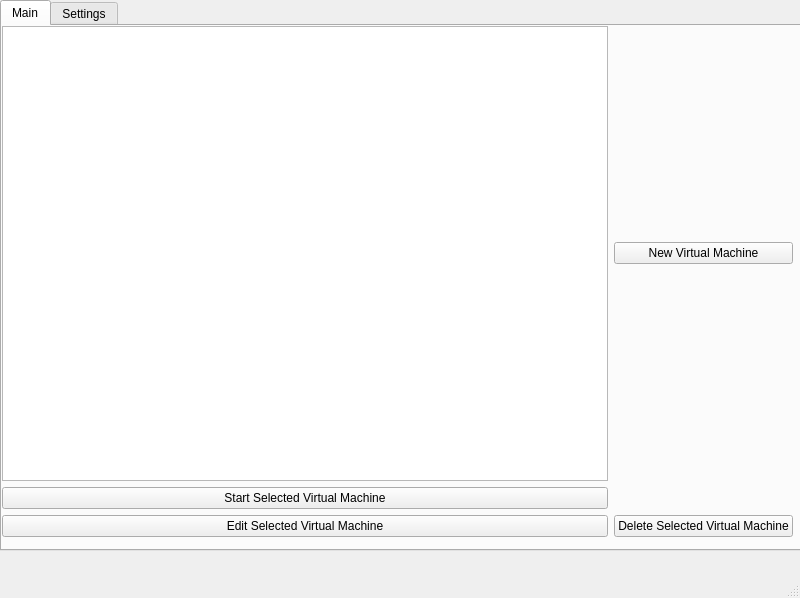
First picture: the form in ui/Main.ui, repository Tech-FZ/EmuGUI, before the edit.
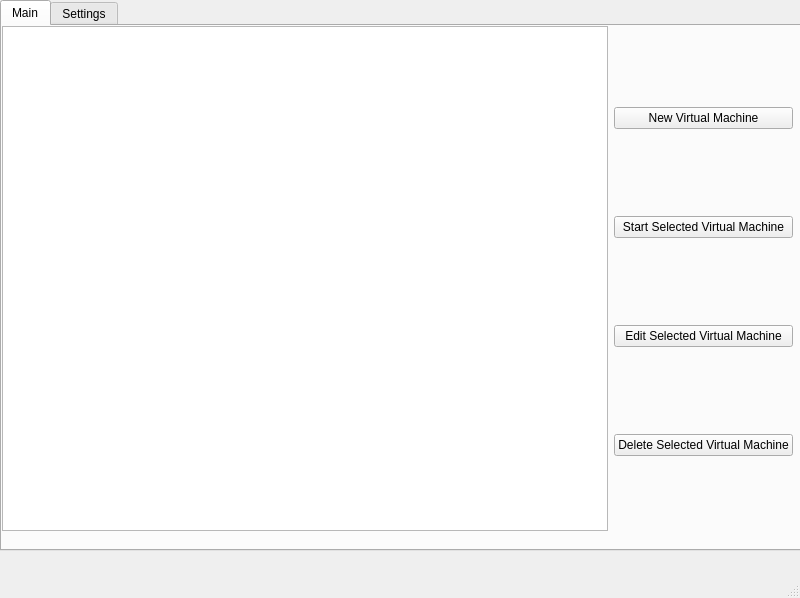
Second picture: the form after the edit.

Commit message: Enhance Main UI

Patch:
```diff
--- a/ui/Main.ui
+++ b/ui/Main.ui
@@ -49,36 +49,40 @@
           </rect>
          </property>
          <layout class="QGridLayout" name="gridLayout_4">
-          <item row="1" column="0">
+          <item row="0" column="0">
+           <widget class="QListView" name="listView"/>
+          </item>
+          <item row="0" column="1" rowspan="2">
+           <layout class="QVBoxLayout" name="verticalLayout">
+            <item>
+             <widget class="QPushButton" name="pushButton_8">
+              <property name="text">
+               <string>New Virtual Machine</string>
+              </property>
+             </widget>
+            </item>
+            <item>
            <widget class="QPushButton" name="pushButton_9">
             <property name="text">
              <string>Start Selected Virtual Machine</string>
             </property>
            </widget>
           </item>
-          <item row="2" column="1">
-           <widget class="QPushButton" name="pushButton_11">
-            <property name="text">
-             <string>Delete Selected Virtual Machine</string>
-            </property>
-           </widget>
-          </item>
-          <item row="2" column="0">
+            <item>
            <widget class="QPushButton" name="pushButton_10">
             <property name="text">
              <string>Edit Selected Virtual Machine</string>
             </property>
            </widget>
           </item>
-          <item row="0" column="0">
-           <widget class="QListView" name="listView"/>
-          </item>
-          <item row="0" column="1">
-           <widget class="QPushButton" name="pushButton_8">
+            <item>
+             <widget class="QPushButton" name="pushButton_11">
             <property name="text">
-             <string>New Virtual Machine</string>
-            </property>
-           </widget>
+               <string>Delete Selected Virtual Machine</string>
+              </property>
+             </widget>
+            </item>
+           </layout>
           </item>
          </layout>
         </widget>
```
Left out of the diff: 2 changed lines with no effect on the pictures. Lines whose indentation alone changed are shown as unchanged. The commit also changes 7 other files.
